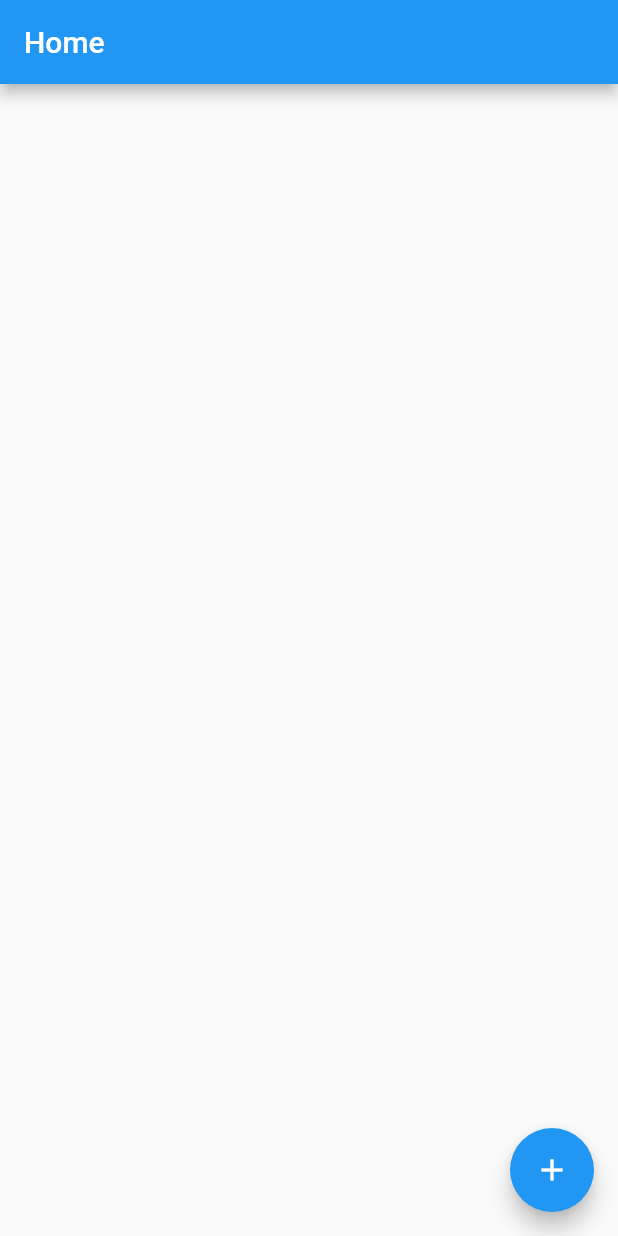
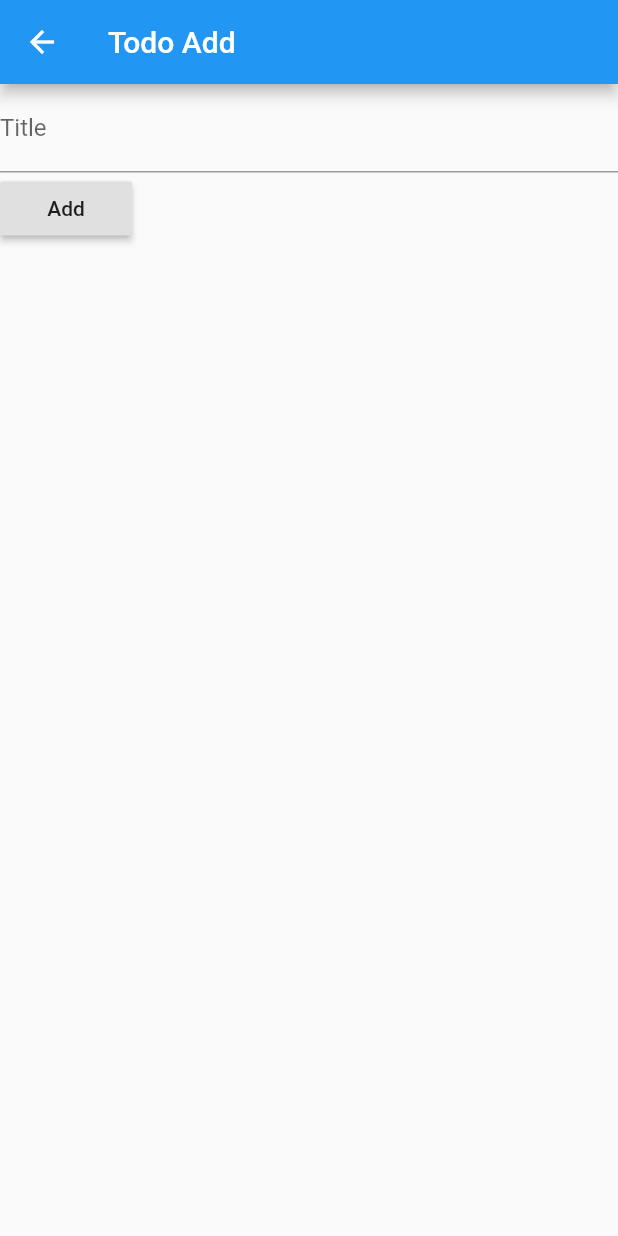
Before and after one commit to iRaySpace/flutter_clean_todo, a Flutter app: the screen it shows after launch, after a tap on the "add" icon, on a phone screen of 412 x 824 dp. Run offline on Flutter 3.47's test engine with Material 2 defaults, Android fonts, the phone set to English and light mode, and no system bars; our stand-ins replace flutter_clean_architecture.

Commit message:
feat: added todo_add

```diff
--- a/lib/app/pages/home/home_view.dart
+++ b/lib/app/pages/home/home_view.dart
@@ -1,6 +1,6 @@
 import 'package:flutter/material.dart';
 import 'package:flutter_clean_architecture/flutter_clean_architecture.dart';
-
+import 'package:flutter_clean_todo/app/pages/todo_add/todo_add_view.dart';
 import 'home_controller.dart';
 import 'widgets/todos_column.dart';
 
@@ -17,7 +17,9 @@ class _HomeViewState extends ViewState<HomeView, HomeController> {
     appBar: AppBar(title: Text('Home')),
     floatingActionButton: FloatingActionButton(
       child: Icon(Icons.add),
-      onPressed: () => callHandler(controller.addTodo),
+      onPressed: () => Navigator.of(context).push(
+        MaterialPageRoute(builder: (_) => TodoAddView())
+      ),
     ),
     body: Container(
       child: SingleChildScrollView(
--- /dev/null
+++ b/lib/app/pages/todo_add/todo_add_controller.dart
@@ -0,0 +1,9 @@
+import 'package:flutter_clean_architecture/flutter_clean_architecture.dart';
+
+class TodoAddController extends Controller {
+  TodoAddController(): super();
+  @override
+  void initListeners() {
+
+  }
+}
--- /dev/null
+++ b/lib/app/pages/todo_add/todo_add_view.dart
@@ -0,0 +1,25 @@
+import 'package:flutter/material.dart';
+import 'package:flutter_clean_architecture/flutter_clean_architecture.dart';
+
+import 'todo_add_controller.dart';
+import 'widgets/todo_add_form.dart';
+
+class TodoAddView extends View {
+  @override
+  _TodoAddViewState createState() => _TodoAddViewState(TodoAddController());
+}
+
+class _TodoAddViewState extends ViewState<TodoAddView, TodoAddController> {
+  _TodoAddViewState(TodoAddController controller) : super(controller);
+  @override
+  Widget build(BuildContext context) => Scaffold(
+    appBar: AppBar(title: Text('Todo Add')),
+    body: Container(
+      child: TodoAddForm(
+        onAdd: (value) {
+          print(value);
+        },
+      ),
+    ),
+  );
+}
--- /dev/null
+++ b/lib/app/pages/todo_add/widgets/todo_add_form.dart
@@ -0,0 +1,43 @@
+import 'package:flutter/material.dart';
+
+class TodoAddForm extends StatefulWidget {
+  final Function(String) onAdd;
+
+  TodoAddForm({@required this.onAdd});
+
+  @override
+  TodoAddFormState createState() => TodoAddFormState();
+}
+
+class TodoAddFormState extends State<TodoAddForm> {
+  final _key = GlobalKey<FormState>();
+  String _title = '';
+
+  @override
+  Widget build(BuildContext context) => Form(
+    key: _key,
+    child: Column(
+      crossAxisAlignment: CrossAxisAlignment.start,
+      children: <Widget>[
+        TextFormField(
+          decoration: InputDecoration(labelText: 'Title'),
+          onChanged: (value) => _title = value,
+          validator: (value) {
+            if (value.isEmpty) {
+              return 'Input is required';
+            }
+            return null;
+          },
+        ),
+        RaisedButton(
+          child: Text('Add'),
+          onPressed: () {
+            if (_key.currentState.validate()) {
+              widget.onAdd(_title);
+            }
+          },
+        ),
+      ],
+    ),
+  );
+}
```
